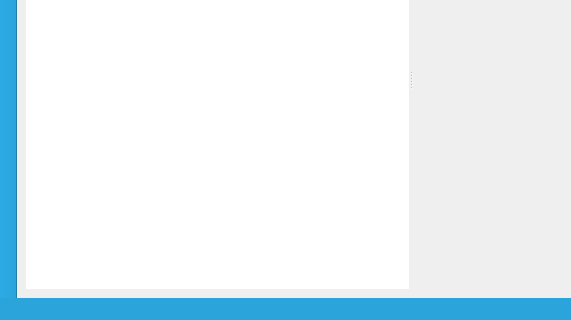
First picture: the form in retroshare-gui/src/gui/MainWindow.ui, repository RetroShare/RetroShare, before the edit; both pictures show x 0 to 571 and y 140 to 460 of the 571 by 460 pixel window.
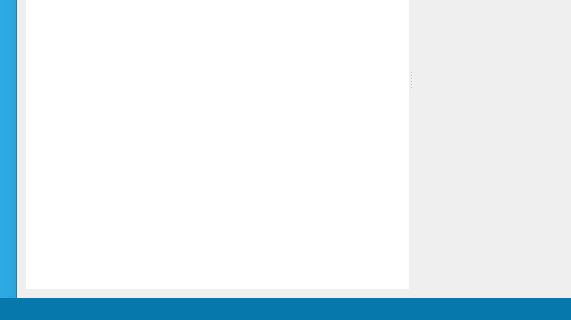
Second picture: the form after the edit. Icons and pictures are not drawn. Custom widgets are drawn as their Qt base class.

Patch:
```diff
--- a/retroshare-gui/src/gui/MainWindow.ui
+++ b/retroshare-gui/src/gui/MainWindow.ui
@@ -124,7 +124,7 @@
    </property>
    <property name="styleSheet">
     <string notr="true">color: white;
-background-color: rgb(43, 164, 220);</string>
+background-color: rgb(7,120,171);</string>
    </property>
    <property name="inputMethodHints">
     <set>Qt::ImhNone</set>
```
